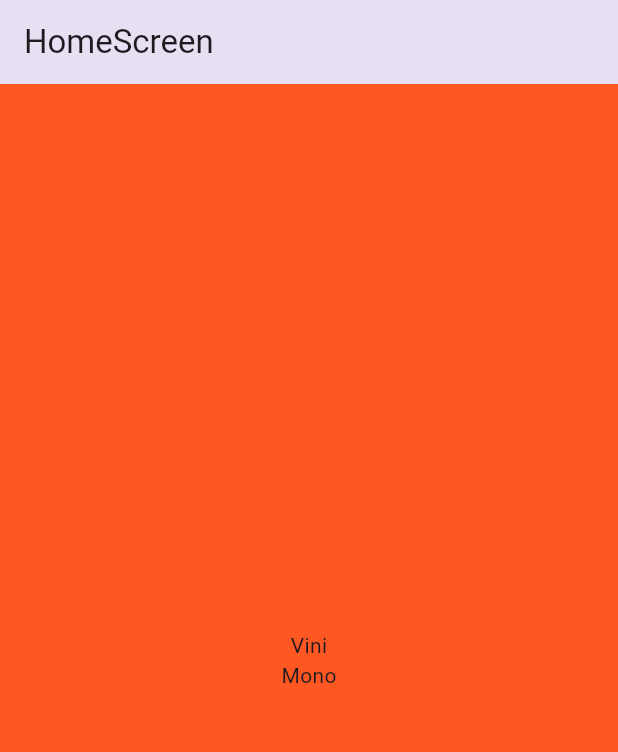
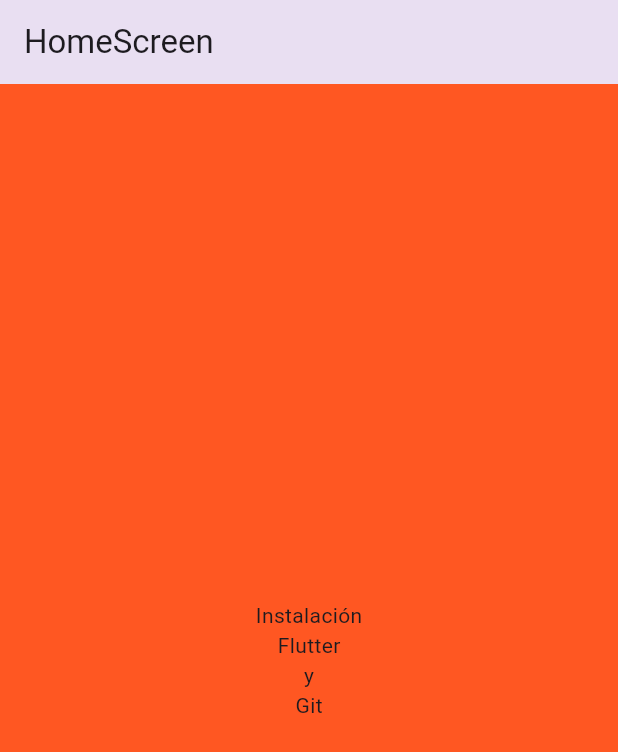
Before and after one commit to jmolhar/fl_contador_app, a Flutter app: the screen it shows after launch, on a phone screen of 412 x 824 dp. Shown: the top 752 px of the screen. Run offline on Flutter 3.47's test engine with Material 3 defaults, Android fonts, the phone set to English and light mode, and no system bars.

Commit message:
cambiado texto columnas

```diff
--- a/lib/screens/home_screen.dart
+++ b/lib/screens/home_screen.dart
@@ -11,7 +11,13 @@ class HomeScreen extends StatelessWidget {
       body: Center(
         child: const Column(
           mainAxisAlignment: MainAxisAlignment.center,
-          children: <Widget>[Text('Vini'), SizedBox(width: 50.0), Text('Mono')],
+          children: <Widget>[
+            Text('Instalación'),
+            SizedBox(width: 50.0),
+            Text('Flutter'),
+            Text('y'),
+            Text('Git'),
+          ],
         ),
       ),
     );
```
